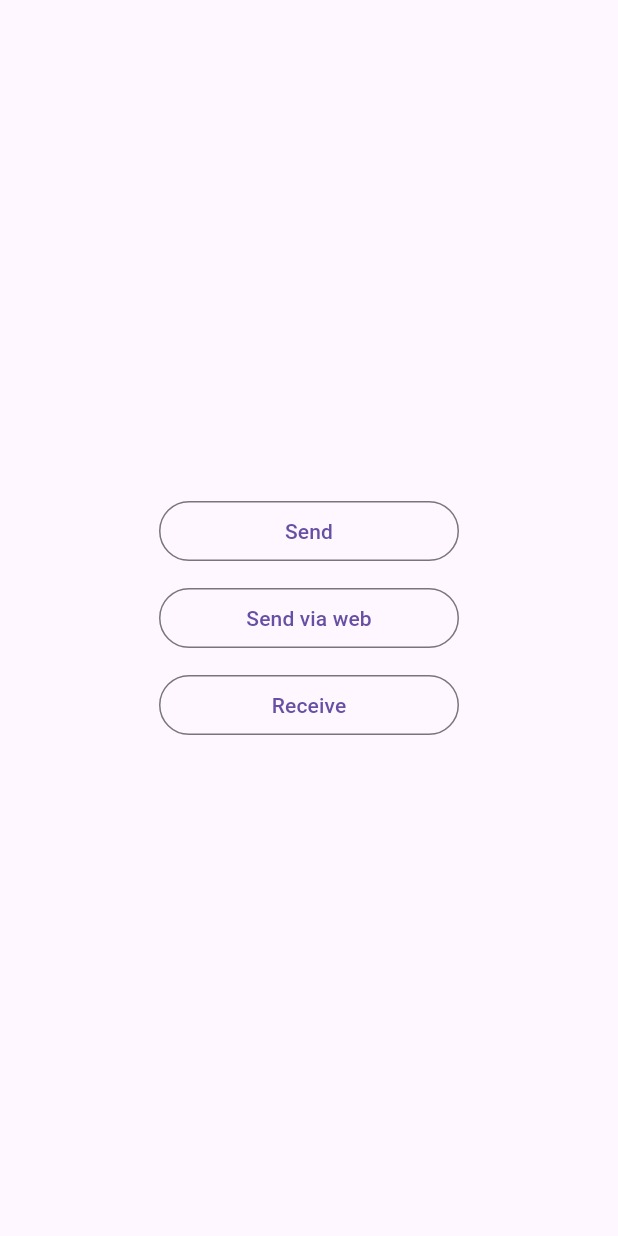
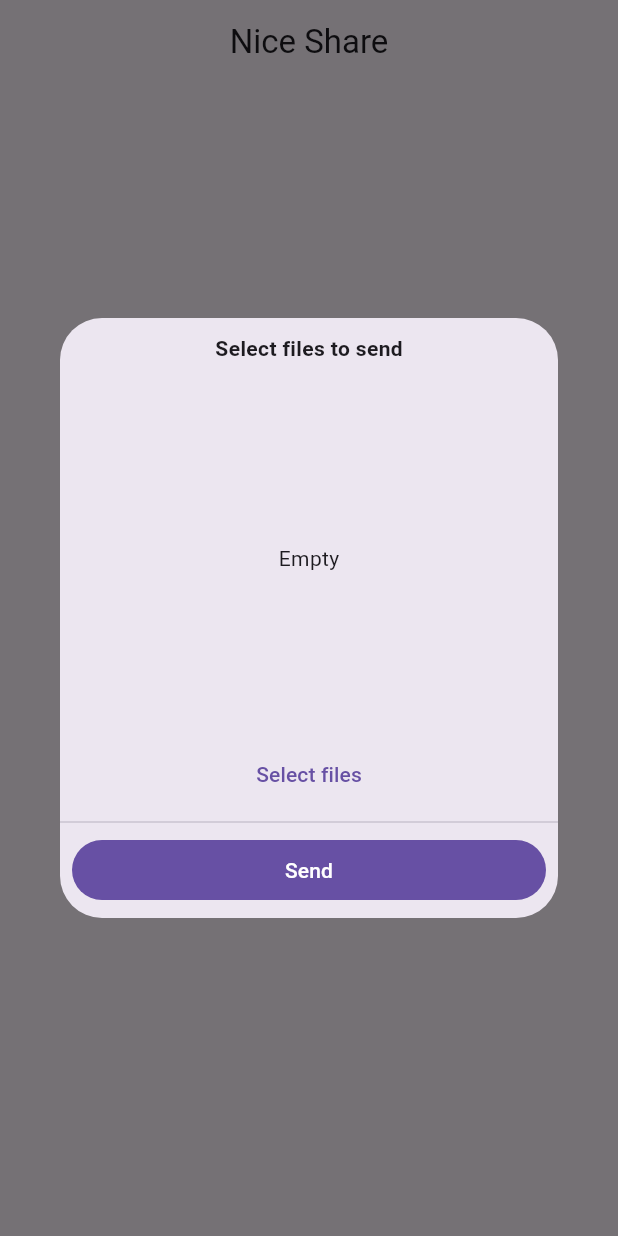
Before and after one commit to alyzare/nice_share, a Flutter app: the screen it shows after launch, after a tap on "Send", on a phone screen of 412 x 824 dp. Run offline on Flutter 3.47's test engine with Material 3 defaults, Android fonts, the light colour scheme and no system bars; our stand-ins replace file_picker, flutter_bloc.

Commit message:
Implement file selection and session management features

```diff
--- a/lib/core/services/choose_file/choose_file_cubit.dart
+++ b/lib/core/services/choose_file/select_files_cubit.dart
@@ -3,8 +3,8 @@ import 'dart:io';
 import 'package:file_picker/file_picker.dart';
 import 'package:flutter_bloc/flutter_bloc.dart';
 
-class ChooseFileCubit extends Cubit<List<File>> {
-  ChooseFileCubit() : super(List.unmodifiable([]));
+class SelectFilesCubit extends Cubit<List<File>> {
+  SelectFilesCubit() : super(List.unmodifiable([]));
 
   void addFiles() async {
     final files = await FilePicker.platform.pickFiles();
--- /dev/null
+++ b/lib/core/services/send_session/send_session_cubit.dart
@@ -0,0 +1,37 @@
+import 'dart:async';
+import 'dart:io';
+import 'dart:typed_data';
+
+import 'package:flutter_bloc/flutter_bloc.dart';
+
+part 'send_session_state.dart';
+
+class SendSessionCubit extends Cubit<SendSessionState> {
+  final List<File> files;
+  final int sessionId;
+
+  SendSessionCubit({required this.files, required this.sessionId})
+    : super(SendSessionBroadcasting()) {
+    _udpTimer = Timer.periodic(Duration(milliseconds: 500), _broadcastAddress);
+  }
+
+  late final Timer _udpTimer;
+  late final _broadcastMessage = Uint8List.fromList([
+    ..."NSS".codeUnits,
+    ...(ByteData(8)..setInt64(0, sessionId)).buffer.asUint8List(),
+    ...(ByteData(4)..setInt32(0, files.length)).buffer.asUint8List(),
+  ]);
+
+  Future<void> _broadcastAddress(Timer timer) async {
+    final socket = await RawDatagramSocket.bind(InternetAddress.anyIPv4, 0);
+    socket.broadcastEnabled = true;
+    socket.send(_broadcastMessage, InternetAddress('255.255.255.255'), 12459);
+    socket.close();
+  }
+
+  @override
+  Future<void> close() {
+    _udpTimer.cancel();
+    return super.close();
+  }
+}
--- /dev/null
+++ b/lib/core/services/sessions/sessions_state.dart
@@ -0,0 +1,20 @@
+part of 'sessions_cubit.dart';
+
+class SessionsState {
+  final List<SendSessionCubit> sendSessions;
+
+  const SessionsState({this.sendSessions = const []});
+
+  SessionsState.empty() : sendSessions = const [];
+
+  SessionsState addSendSession(SendSessionCubit session) => SessionsState(
+    sendSessions: List.unmodifiable([...sendSessions, session]),
+  );
+
+  SessionsState removeSendSession(SendSessionCubit session) {
+    session.close();
+    return SessionsState(
+      sendSessions: List.unmodifiable(sendSessions.where((e) => e != session)),
+    );
+  }
+}
--- /dev/null
+++ b/lib/features/home/presentation/components/select_files_dialog.dart
@@ -0,0 +1,102 @@
+import 'dart:io';
+
+import 'package:flutter/material.dart';
+import 'package:flutter_bloc/flutter_bloc.dart';
+import 'package:nice_share/core/services/send_session/send_session_cubit.dart';
+import 'package:nice_share/core/services/sessions/sessions_cubit.dart';
+import 'package:path/path.dart' as p;
+import 'package:nice_share/core/services/choose_file/select_files_cubit.dart';
+
+class SelectFilesDialog extends StatefulWidget {
+  const SelectFilesDialog._();
+
+  @override
+  State<SelectFilesDialog> createState() => _SelectFilesDialogState();
+
+  static Future<void> show(BuildContext context) {
+    return showDialog(
+      context: context,
+      builder: (context) => const SelectFilesDialog._(),
+    );
+  }
+}
+
+class _SelectFilesDialogState extends State<SelectFilesDialog> {
+  late final _cubit = SelectFilesCubit();
+
+  @override
+  Widget build(BuildContext context) {
+    return Dialog(
+      constraints: BoxConstraints(maxHeight: 400, maxWidth: 400),
+      clipBehavior: .antiAlias,
+      child: Column(
+        crossAxisAlignment: CrossAxisAlignment.stretch,
+        children: [
+          SizedBox(
+            height: 40,
+            child: Center(
+              child: Text(
+                "Select files to send",
+                style: TextStyle(fontWeight: .bold),
+              ),
+            ),
+          ),
+          BlocBuilder<SelectFilesCubit, List<File>>(
+            bloc: _cubit,
+            builder: (context, state) {
+              return Expanded(
+                child: state.isNotEmpty
+                    ? ListView.separated(
+                        itemCount: state.length,
+                        separatorBuilder: (context, index) => Divider(),
+                        itemBuilder: (context, index) {
+                          final file = state[index];
+                          return ListTile(
+                            title: Text(p.basename(file.path)),
+                            subtitle: Text(file.path),
+                            trailing: IconButton(
+                              onPressed: () => _cubit.removeFile(file),
+                              icon: Icon(Icons.close),
+                            ),
+                          );
+                        },
+                      )
+                    : Center(child: Text("Empty")),
+              );
+            },
+          ),
+          Padding(
+            padding: const EdgeInsets.symmetric(horizontal: 8.0),
+            child: TextButton(
+              onPressed: _cubit.addFiles,
+              child: Text("Select files"),
+            ),
+          ),
+          Divider(),
+          Padding(
+            padding: const EdgeInsets.symmetric(
+              horizontal: 8.0,
+            ).copyWith(bottom: 8),
+            child: FilledButton(
+              onPressed: () {
+                final session = SendSessionCubit(
+                  files: _cubit.state,
+                  sessionId: DateTime.now().millisecondsSinceEpoch,
+                );
+                context.read<SessionsCubit>().addSendSession(session);
+                Navigator.of(context).pop();
+              },
+              child: Text("Send"),
+            ),
+          ),
+        ],
+      ),
+    );
+  }
+
+  @override
+  void dispose() {
+    _cubit.close();
+    super.dispose();
+  }
+}
--- a/lib/features/home/presentation/home_page.dart
+++ b/lib/features/home/presentation/home_page.dart
@@ -1,4 +1,8 @@
 import 'package:flutter/material.dart';
+import 'package:flutter_bloc/flutter_bloc.dart';
+import 'package:nice_share/core/services/sessions/sessions_cubit.dart';
+import 'package:nice_share/features/home/presentation/components/select_files_dialog.dart';
+import 'package:nice_share/features/home/presentation/components/sessions_dialog.dart';
 
 class HomePage extends StatelessWidget {
   const HomePage({super.key});
@@ -6,6 +10,22 @@ class HomePage extends StatelessWidget {
   @override
   Widget build(BuildContext context) {
     return Scaffold(
+      appBar: AppBar(
+        centerTitle: true,
+        title: Text("Nice Share"),
+        leading: BlocBuilder<SessionsCubit, SessionsState>(
+          builder: (_, state) {
+            return IconButton(
+              onPressed: state.sendSessions.isEmpty
+                  ? null
+                  : () => SessionsDialog.show(context),
+              icon: state.sendSessions.isEmpty
+                  ? SizedBox.shrink()
+                  : Text(state.sendSessions.length.toString()),
+            );
+          },
+        ),
+      ),
       body: Center(
         child: SizedBox(
           width: 200,
@@ -14,7 +34,12 @@ class HomePage extends StatelessWidget {
             crossAxisAlignment: CrossAxisAlignment.stretch,
             spacing: 10,
             children: [
-              OutlinedButton(onPressed: () {}, child: Text("Send")),
+              OutlinedButton(
+                onPressed: () {
+                  SelectFilesDialog.show(context);
+                },
+                child: Text("Send"),
+              ),
               OutlinedButton(onPressed: () {}, child: Text("Send via web")),
               OutlinedButton(onPressed: () {}, child: Text("Receive")),
             ],
--- a/lib/main.dart
+++ b/lib/main.dart
@@ -1,6 +1,10 @@
 import 'package:flutter/material.dart';
+import 'package:flutter_bloc/flutter_bloc.dart';
+import 'package:nice_share/core/services/sessions/sessions_cubit.dart';
 import 'package:nice_share/nice_share_app.dart';
 
 void main() {
-  runApp(const NiceShareApp());
+  runApp(
+    BlocProvider(create: (context) => SessionsCubit(), child: NiceShareApp()),
+  );
 }
```
Also changed, not shown: lib/core/services/send_session/send_session_state.dart (added, +28 -0 lines), lib/core/services/sessions/sessions_cubit.dart (added, +22 -0 lines), lib/features/home/presentation/components/sessions_dialog.dart (added, +67 -0 lines).
